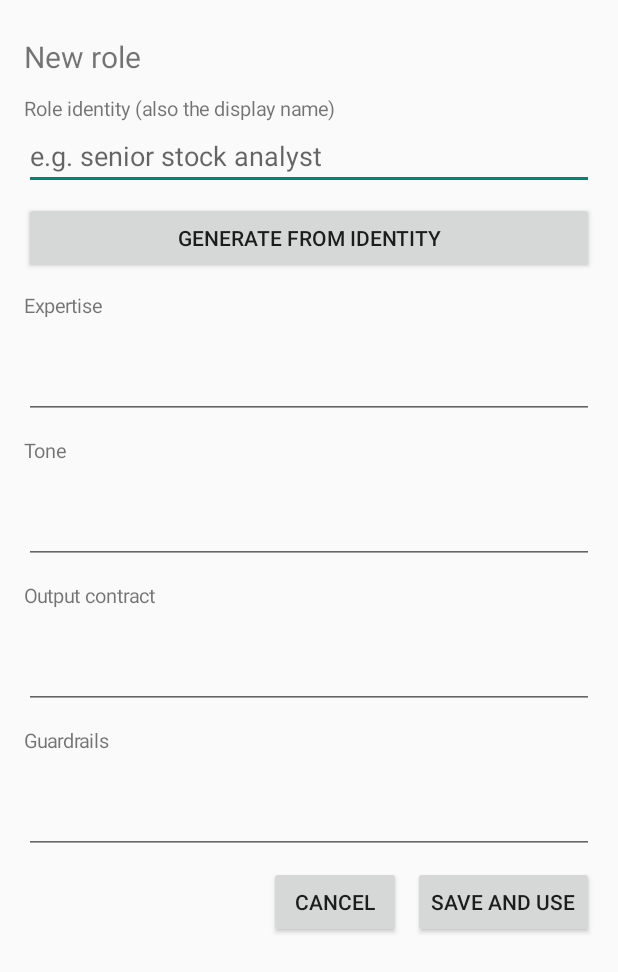
After one commit to Tom89757/FloatAssist-AI, an Android app: the RoleEditActivity screen opened directly, with no data from a screen before it, on a phone screen of 412 x 824 dp. The commit adds this screen. Shown: the top 972 px of the screen. Run offline under Robolectric (Android 15) with nearby library versions, the phone set to English and light mode, and no system bars.

Commit message:
添加角色功能入口

```diff
--- a/app/src/main/AndroidManifest.xml
+++ b/app/src/main/AndroidManifest.xml
@@ -65,6 +65,12 @@
             </intent-filter>
         </activity>
 
+        <activity
+            android:name=".ui.RoleEditActivity"
+            android:exported="false"
+            android:label="@string/assist_role_edit_title"
+            android:theme="@android:style/Theme.Material.Light.NoActionBar" />
+
     </application>
 
 </manifest>
--- a/app/src/main/java/com/dshgojava/assist/SourceKind.java
+++ b/app/src/main/java/com/dshgojava/assist/SourceKind.java
@@ -7,5 +7,6 @@ public enum SourceKind {
     CLIP,
     IMAGE,
     VOICE,
+    ROLE,
     NONE
 }
--- a/app/src/main/java/com/dshgojava/assist/TaskPreflight.java
+++ b/app/src/main/java/com/dshgojava/assist/TaskPreflight.java
@@ -78,6 +78,7 @@ public final class TaskPreflight {
             case CLIP -> "剪贴板不可用";
             case IMAGE -> "尚未选择图片";
             case VOICE -> "没有可用的语音引擎";
+            case ROLE -> "角色选择不可用";
             case NONE -> "当前任务不可用";
         };
     }
--- a/app/src/main/java/com/dshgojava/assist/ui/AssistGate.java
+++ b/app/src/main/java/com/dshgojava/assist/ui/AssistGate.java
@@ -34,6 +34,9 @@ public final class AssistGate {
         Objects.requireNonNull(capabilities, "capabilities");
         boolean needsAccessibility = task.source() == SourceKind.SCREEN
                 || (task.source() == SourceKind.WEB && !TaskRegistry.isClipboardWeb(task));
+        if (task.source() == SourceKind.ROLE) {
+            return AssistMenuModel.Block.NONE;
+        }
         if (needsAccessibility && !capabilities.accessibility()) {
             return AssistMenuModel.Block.ACCESSIBILITY;
         }
--- a/app/src/main/java/com/dshgojava/assist/ui/AssistMenuView.java
+++ b/app/src/main/java/com/dshgojava/assist/ui/AssistMenuView.java
@@ -280,6 +280,7 @@ public final class AssistMenuView extends FrameLayout {
             case WEB -> getContext().getString(R.string.assist_group_web);
             case TEXT -> getContext().getString(R.string.assist_group_text);
             case IMAGE -> getContext().getString(R.string.assist_group_image);
+            case ROLE -> getContext().getString(R.string.assist_group_role);
         };
     }
 
--- /dev/null
+++ b/app/src/main/java/com/dshgojava/assist/ui/RoleEditActivity.java
@@ -0,0 +1,202 @@
+package com.dshgojava.assist.ui;
+
+import android.app.Activity;
+import android.os.Bundle;
+import android.os.Handler;
+import android.os.Looper;
+import android.view.Gravity;
+import android.view.View;
+import android.widget.Button;
+import android.widget.EditText;
+import android.widget.LinearLayout;
+import android.widget.ScrollView;
+import android.widget.TextView;
+import android.widget.Toast;
+import com.dshgojava.assist.R;
+import com.dshgojava.assist.model.DirectApiModelChannel;
+import com.dshgojava.assist.model.ModelChannel;
+import com.dshgojava.assist.role.Role;
+import com.dshgojava.assist.role.RoleGenerator;
+import com.dshgojava.assist.role.RoleStore;
+import com.dshgojava.assist.service.AssistOverlayService;
+import com.dshgojava.assist.store.AssistPrefs;
+import java.util.concurrent.ExecutorService;
+import java.util.concurrent.Executors;
+
+/** Creates a new role: enter an identity, auto-generate the other fields, edit and save. */
+public final class RoleEditActivity extends Activity {
+    private final Handler main = new Handler(Looper.getMainLooper());
+    private final ExecutorService io = Executors.newSingleThreadExecutor();
+
+    private EditText identity;
+    private EditText expertise;
+    private EditText tone;
+    private EditText output;
+    private EditText guardrails;
+    private Button generate;
+    private Button save;
+
+    @Override
+    protected void onCreate(Bundle savedInstanceState) {
+        super.onCreate(savedInstanceState);
+        setContentView(buildContent());
+    }
+
+    @Override
+    protected void onDestroy() {
+        io.shutdownNow();
+        super.onDestroy();
+    }
+
+    private View buildContent() {
+        ScrollView scroller = new ScrollView(this);
+        LinearLayout panel = new LinearLayout(this);
+        panel.setOrientation(LinearLayout.VERTICAL);
+        int pad = dp(16);
+        panel.setPadding(pad, pad, pad, pad);
+        scroller.addView(panel, new ScrollView.LayoutParams(
+                ScrollView.LayoutParams.MATCH_PARENT, ScrollView.LayoutParams.WRAP_CONTENT));
+
+        TextView title = new TextView(this);
+        title.setText(R.string.assist_role_edit_title);
+        title.setTextSize(20);
+        title.setGravity(Gravity.CENTER_VERTICAL);
+        panel.addView(title, wrap());
+
+        identity = addField(panel, R.string.assist_role_identity,
+                R.string.assist_role_identity_hint, false);
+
+        generate = new Button(this);
+        generate.setText(R.string.assist_role_generate);
+        generate.setOnClickListener(view -> generateFields());
+        panel.addView(generate, wrap());
+
+        expertise = addField(panel, R.string.assist_role_expertise, 0, true);
+        tone = addField(panel, R.string.assist_role_tone, 0, true);
+        output = addField(panel, R.string.assist_role_output, 0, true);
+        guardrails = addField(panel, R.string.assist_role_guardrails, 0, true);
+
+        LinearLayout actions = new LinearLayout(this);
+        actions.setOrientation(LinearLayout.HORIZONTAL);
+        actions.setGravity(Gravity.END);
+        Button cancel = new Button(this);
+        cancel.setText(R.string.assist_role_cancel);
+        cancel.setOnClickListener(view -> finish());
+        save = new Button(this);
+        save.setText(R.string.assist_role_save);
+        save.setOnClickListener(view -> save());
+        LinearLayout.LayoutParams cancelParams = new LinearLayout.LayoutParams(
+                LinearLayout.LayoutParams.WRAP_CONTENT, LinearLayout.LayoutParams.WRAP_CONTENT);
+        cancelParams.rightMargin = dp(8);
+        actions.addView(cancel, cancelParams);
+        actions.addView(save, new LinearLayout.LayoutParams(
+                LinearLayout.LayoutParams.WRAP_CONTENT, LinearLayout.LayoutParams.WRAP_CONTENT));
+        panel.addView(actions, wrap());
+
+        return scroller;
+    }
+
+    private EditText addField(LinearLayout panel, int labelRes, int hintRes, boolean multiline) {
+        TextView label = new TextView(this);
+        label.setText(labelRes);
+        label.setTextSize(13);
+        LinearLayout.LayoutParams labelParams = new LinearLayout.LayoutParams(
+                LinearLayout.LayoutParams.MATCH_PARENT, LinearLayout.LayoutParams.WRAP_CONTENT);
+        labelParams.topMargin = dp(12);
+        panel.addView(label, labelParams);
+
+        EditText field = new EditText(this);
+        if (hintRes != 0) field.setHint(hintRes);
+        if (multiline) {
+            field.setMinLines(2);
+            field.setGravity(Gravity.TOP);
+        } else {
+            field.setSingleLine(true);
+        }
+        panel.addView(field, new LinearLayout.LayoutParams(
+                LinearLayout.LayoutParams.MATCH_PARENT, LinearLayout.LayoutParams.WRAP_CONTENT));
+        return field;
+    }
+
+    private LinearLayout.LayoutParams wrap() {
+        LinearLayout.LayoutParams params = new LinearLayout.LayoutParams(
+                LinearLayout.LayoutParams.MATCH_PARENT, LinearLayout.LayoutParams.WRAP_CONTENT);
+        params.topMargin = dp(8);
+        return params;
+    }
+
+    private void generateFields() {
+        String value = identity.getText().toString().strip();
+        if (value.isEmpty()) {
+            toast(R.string.assist_role_empty_identity);
+            return;
+        }
+        setBusy(true);
+        generate.setText(R.string.assist_role_generating);
+        io.execute(() -> {
+            ModelChannel model = buildModel();
+            if (model == null) {
+                main.post(() -> {
+                    setBusy(false);
+                    toast(R.string.assist_role_model_unconfigured);
+                });
+                return;
+            }
+            RoleGenerator.generate(model, value).whenComplete((draft, error) ->
+                    main.post(() -> {
+                        setBusy(false);
+                        if (error != null) {
+                            toast(R.string.assist_role_generate_failed);
+                            return;
+                        }
+                        expertise.setText(draft.expertise());
+                        tone.setText(draft.tone());
+                        output.setText(draft.output());
+                        guardrails.setText(draft.guardrails());
+                    }));
+        });
+    }
+
+    private void save() {
+        String value = identity.getText().toString().strip();
+        if (value.isEmpty()) {
+            toast(R.string.assist_role_empty_identity);
+            return;
+        }
+        Role role = new Role(
+                RoleStore.newCustomId(),
+                value,
+                value,
+                expertise.getText().toString(),
+                tone.getText().toString(),
+                output.getText().toString(),
+                guardrails.getText().toString(),
+                false);
+        RoleStore store = new RoleStore(this);
+        store.addCustom(role);
+        store.select(role.id());
+        AssistOverlayService.reload(this);
+        Toast.makeText(this, getString(R.string.assist_role_selected, role.name()),
+                Toast.LENGTH_SHORT).show();
+        finish();
+    }
+
+    private ModelChannel buildModel() {
+        AssistPrefs.Snapshot snapshot = new AssistPrefs(this).read();
+        return snapshot.model().configured()
+                ? new DirectApiModelChannel(snapshot.model()) : null;
+    }
+
+    private void setBusy(boolean busy) {
+        generate.setEnabled(!busy);
+        save.setEnabled(!busy);
+    }
+
+    private void toast(int res) {
+        Toast.makeText(this, res, Toast.LENGTH_SHORT).show();
+    }
+
+    private int dp(int value) {
+        return Math.round(value * getResources().getDisplayMetrics().density);
+    }
+}
--- a/app/src/main/res/values/quick_assist_strings.xml
+++ b/app/src/main/res/values/quick_assist_strings.xml
@@ -19,6 +19,23 @@
     <string name="assist_group_text">Text</string>
     <string name="assist_group_image">Image</string>
     <string name="assist_group_voice">Voice</string>
+    <string name="assist_group_role">Role</string>
+    <string name="assist_role_selected">Switched to role: %1$s</string>
+    <string name="assist_role_create_failed">Could not open the role editor</string>
+    <string name="assist_role_edit_title">New role</string>
+    <string name="assist_role_identity">Role identity (also the display name)</string>
+    <string name="assist_role_identity_hint">e.g. senior stock analyst</string>
+    <string name="assist_role_expertise">Expertise</string>
+    <string name="assist_role_tone">Tone</string>
+    <string name="assist_role_output">Output contract</string>
+    <string name="assist_role_guardrails">Guardrails</string>
+    <string name="assist_role_generate">Generate from identity</string>
+    <string name="assist_role_save">Save and use</string>
+    <string name="assist_role_cancel">Cancel</string>
+    <string name="assist_role_generating">Generating…</string>
+    <string name="assist_role_generate_failed">Generation failed; check model settings</string>
+    <string name="assist_role_empty_identity">Enter a role identity first</string>
+    <string name="assist_role_model_unconfigured">No model configured, cannot auto-generate</string>
 
     <string name="assist_task_screen_summarize">Summarize screen</string>
     <string name="assist_task_screen_extract">Extract screen text</string>
```
Also changed, not shown: app/src/main/java/com/dshgojava/assist/role/Role.java (added, +65 -0 lines), app/src/main/java/com/dshgojava/assist/role/RoleCatalog.java (added, +64 -0 lines), app/src/main/java/com/dshgojava/assist/role/RoleGenerator.java (added, +72 -0 lines), app/src/main/java/com/dshgojava/assist/role/RoleMenu.java (added, +45 -0 lines), app/src/main/java/com/dshgojava/assist/role/RoleStore.java (added, +60 -0 lines), app/src/main/java/com/dshgojava/assist/service/AssistOverlayService.java (+43 -3 lines), app/src/main/java/com/dshgojava/assist/ui/AssistBall.java (+6 -1 lines), app/src/main/java/com/dshgojava/assist/ui/AssistMenuModel.java (+10 -1 lines), 6 other files.
